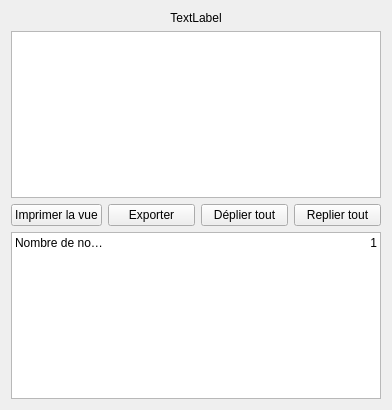
Old version of the form formdisplaytree.ui in the repository GiPiLab/ProtonClassicSuite.
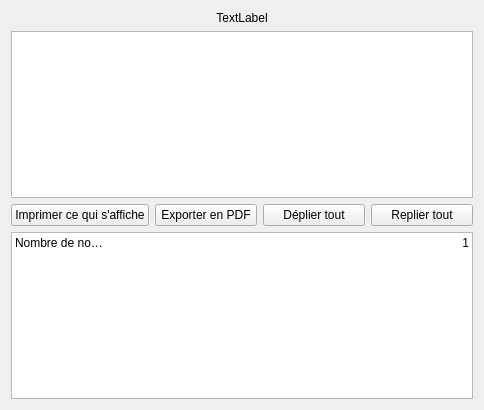
New version of the form.

```diff
--- a/formdisplaytree.ui
+++ b/formdisplaytree.ui
@@ -6,7 +6,7 @@
    <rect>
     <x>0</x>
     <y>0</y>
-    <width>392</width>
+    <width>484</width>
     <height>410</height>
    </rect>
   </property>
@@ -33,7 +33,7 @@
    <item row="2" column="0">
     <widget class="QPushButton" name="printViewButton">
      <property name="text">
-      <string>Imprimer la vue</string>
+      <string>Imprimer ce qui s'affiche</string>
      </property>
     </widget>
    </item>
@@ -64,7 +64,7 @@
    <item row="2" column="1">
     <widget class="QPushButton" name="exportButton">
      <property name="text">
-      <string>Exporter</string>
+      <string>Exporter en PDF</string>
      </property>
     </widget>
    </item>
```
